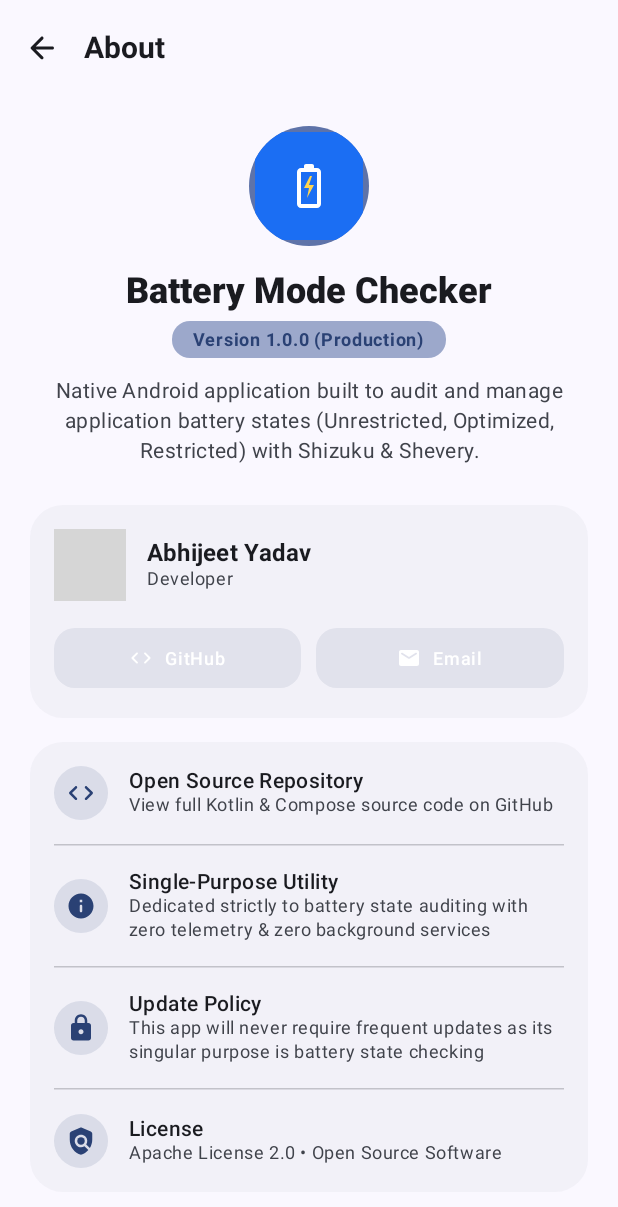
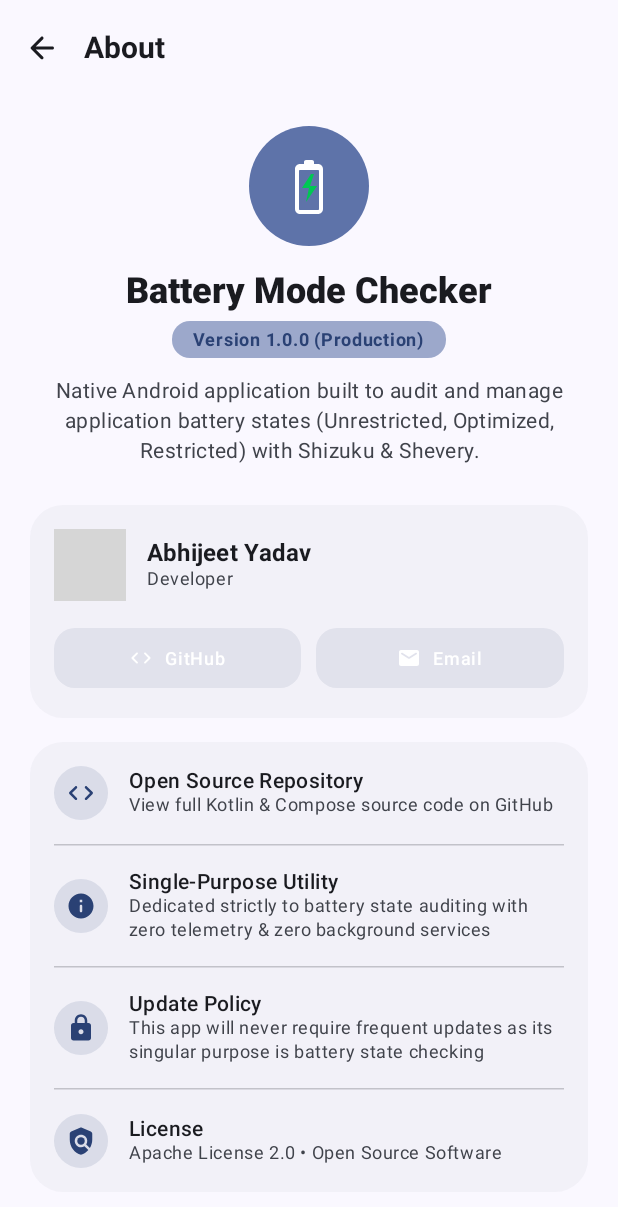
Before and after one commit to mrdarksidetm/Android-Battery-Unrestricted-Checker, an Android app built with Jetpack Compose: the composable AboutScreen shown on its own in the app's theme, on a phone screen of 412 x 824 dp. Shown: the top 1207 px of the screen. Run offline under Robolectric (Android 15) with nearby library versions, the light colour scheme and no system bars; grey boxes are pictures that could not be loaded.

Commit message:
feat: monochrome adaptive app icon, professional minimal README, and CI error diagnostics summary

```diff
--- a/app/src/main/java/com/unrestricted/batterychecker/ui/components/BatteryDistributionCanvas.kt
+++ b/app/src/main/java/com/unrestricted/batterychecker/ui/components/BatteryDistributionCanvas.kt
@@ -21,7 +21,7 @@ import androidx.compose.material.icons.Icons
 import androidx.compose.material.icons.rounded.BatteryAlert
 import androidx.compose.material.icons.rounded.BatteryChargingFull
 import androidx.compose.material.icons.rounded.BatterySaver
-import androidx.compose.material.icons.rounded.FlashOn
+import androidx.compose.material.icons.rounded.Bolt
 import androidx.compose.material3.Card
 import androidx.compose.material3.CardDefaults
 import androidx.compose.material3.Icon
@@ -141,7 +141,7 @@ fun BatteryDistributionCanvas(
                     label = "Unrestricted",
                     count = stats.unrestrictedCount,
                     percent = if (totalInt > 0) (stats.unrestrictedCount * 100 / totalInt) else 0,
-                    icon = Icons.Rounded.FlashOn,
+                    icon = Icons.Rounded.Bolt,
                     color = ColorUnrestricted,
                     modifier = Modifier.weight(1f)
                 )
--- a/app/src/main/java/com/unrestricted/batterychecker/ui/components/ExpressiveFilterBar.kt
+++ b/app/src/main/java/com/unrestricted/batterychecker/ui/components/ExpressiveFilterBar.kt
@@ -14,7 +14,7 @@ import androidx.compose.material.icons.Icons
 import androidx.compose.material.icons.rounded.Apps
 import androidx.compose.material.icons.rounded.BatteryAlert
 import androidx.compose.material.icons.rounded.BatterySaver
-import androidx.compose.material.icons.rounded.FlashOn
+import androidx.compose.material.icons.rounded.Bolt
 import androidx.compose.material3.FilterChip
 import androidx.compose.material3.FilterChipDefaults
 import androidx.compose.material3.Icon
@@ -53,7 +53,7 @@ fun ExpressiveFilterBar(
             val isSelected = selectedFilter == filter
             val (icon, activeColor, count) = when (filter) {
                 FilterMode.ALL -> Triple(Icons.Rounded.Apps, MaterialTheme.colorScheme.primary, stats.totalApps)
-                FilterMode.UNRESTRICTED -> Triple(Icons.Rounded.FlashOn, ColorUnrestricted, stats.unrestrictedCount)
+                FilterMode.UNRESTRICTED -> Triple(Icons.Rounded.Bolt, ColorUnrestricted, stats.unrestrictedCount)
                 FilterMode.OPTIMIZED -> Triple(Icons.Rounded.BatterySaver, ColorOptimized, stats.optimizedCount)
                 FilterMode.RESTRICTED -> Triple(Icons.Rounded.BatteryAlert, ColorRestricted, stats.restrictedCount)
             }
--- a/app/src/main/res/drawable/ic_launcher_foreground.xml
+++ b/app/src/main/res/drawable/ic_launcher_foreground.xml
@@ -3,15 +3,12 @@
     android:height="108dp"
     android:viewportWidth="108"
     android:viewportHeight="108">
+    <!-- Battery outline centered in 66dp safe zone -->
     <path
-        android:fillColor="#1B6EF3"
-        android:pathData="M0,0h108v108h-108z" />
-    <!-- Battery outline -->
+        android:fillColor="#FFFFFF"
+        android:pathData="M51,28h6c1.1,0 2,0.9 2,2v2h4c2.8,0 5,2.2 5,5v40c0,2.8 -2.2,5 -5,5H45c-2.8,0 -5,-2.2 -5,-5V37c0,-2.8 2.2,-5 5,-5h4v-2c0,-1.1 0.9,-2 2,-2zM45,38c-0.6,0 -1,0.4 -1,1v38c0,0.6 0.4,1 1,1h18c0.6,0 1,-0.4 1,-1V39c0,-0.6 -0.4,-1 -1,-1H45z" />
+    <!-- Dynamic Lightning Bolt / Energy core -->
     <path
-        android:fillColor="#FFFFFFFF"
-        android:pathData="M51,32h6c1.1,0 2,0.9 2,2v2h3c2.2,0 4,1.8 4,4v32c0,2.2 -1.8,4 -4,4H46c-2.2,0 -4,-1.8 -4,-4V40c0,-2.2 1.8,-4 4,-4h3v-2c0,-1.1 0.9,-2 2,-2zM46,40v32h16V40H46z" />
-    <!-- Lightning bolt -->
-    <path
-        android:fillColor="#FFD54F"
-        android:pathData="M55,44l-6,12h5l-2,10 7,-13h-5l3,-9z" />
+        android:fillColor="#00C853"
+        android:pathData="M56,42l-9,14h7l-3,14 11,-16h-7l4,-12z" />
 </vector>
--- a/app/src/main/res/mipmap-anydpi-v26/ic_launcher.xml
+++ b/app/src/main/res/mipmap-anydpi-v26/ic_launcher.xml
@@ -1,5 +1,6 @@
 <?xml version="1.0" encoding="utf-8"?>
 <adaptive-icon xmlns:android="http://schemas.android.com/apk/res/android">
-    <background android:drawable="@drawable/ic_launcher_foreground"/>
+    <background android:drawable="@drawable/ic_launcher_background"/>
     <foreground android:drawable="@drawable/ic_launcher_foreground"/>
+    <monochrome android:drawable="@drawable/ic_launcher_monochrome"/>
 </adaptive-icon>
--- a/app/src/main/res/mipmap-anydpi-v26/ic_launcher_round.xml
+++ b/app/src/main/res/mipmap-anydpi-v26/ic_launcher_round.xml
@@ -1,5 +1,6 @@
 <?xml version="1.0" encoding="utf-8"?>
 <adaptive-icon xmlns:android="http://schemas.android.com/apk/res/android">
-    <background android:drawable="@drawable/ic_launcher_foreground"/>
+    <background android:drawable="@drawable/ic_launcher_background"/>
     <foreground android:drawable="@drawable/ic_launcher_foreground"/>
+    <monochrome android:drawable="@drawable/ic_launcher_monochrome"/>
 </adaptive-icon>
```
Also changed, not shown: app/src/main/java/com/unrestricted/batterychecker/ui/components/AppBatteryCard.kt (+4 -4 lines), app/src/main/res/drawable/ic_launcher_background.xml (added, +9 -0 lines), app/src/main/res/drawable/ic_launcher_monochrome.xml (added, +11 -0 lines), 8 other files.
